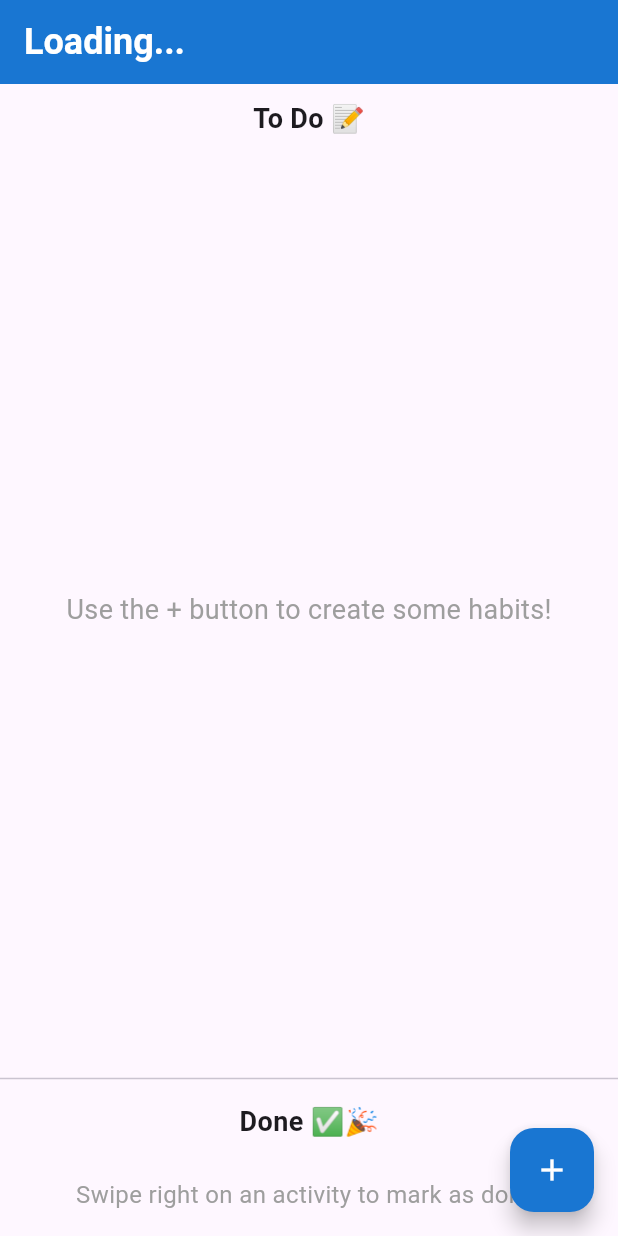
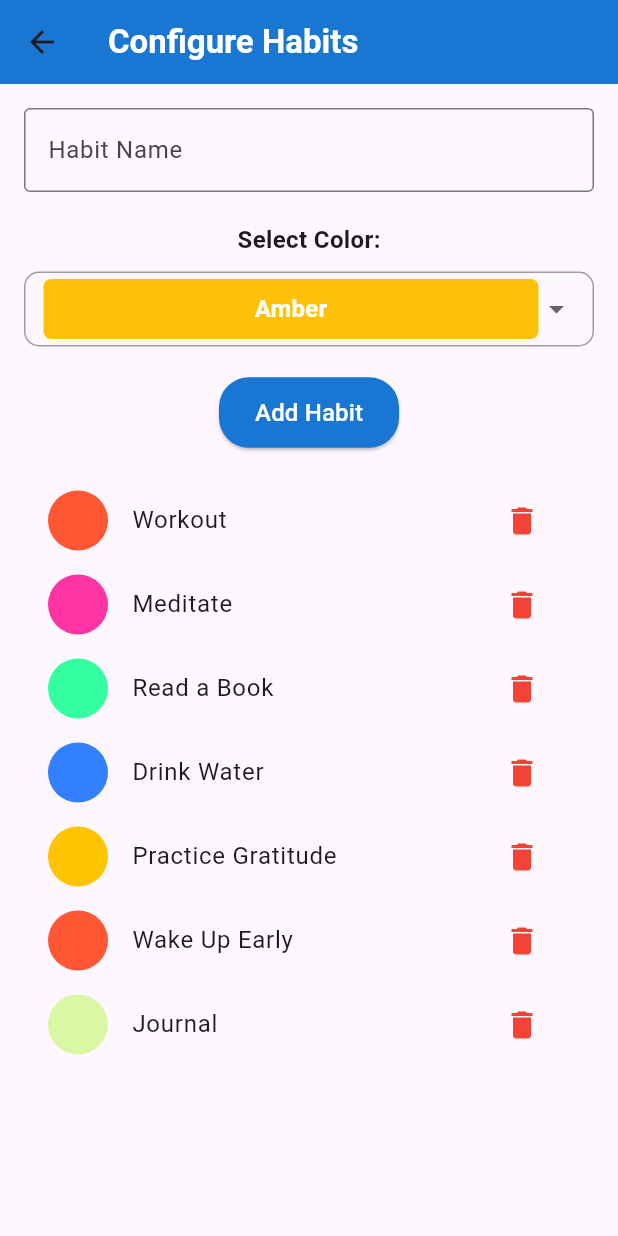
Before and after one commit to MueedFarooq/Habit-Traker-App, a Flutter app: the HabitTrakerScreen screen opened directly with empty values, after a tap on the "add" icon, on a phone screen of 412 x 824 dp. Run offline on Flutter 3.47's test engine with Material 3 defaults, Android fonts, the phone set to English and light mode, and no system bars; our stand-ins replace fluttertoast.

Commit message:
addHabit Screen created

```diff
--- a/lib/UI/Habit_Traker_Screen.dart
+++ b/lib/UI/Habit_Traker_Screen.dart
@@ -1,4 +1,5 @@
 import 'package:flutter/material.dart';
+import 'package:habit_traker/UI/add_habit_screen.dart';
 
 class HabitTrakerScreen extends StatefulWidget {
   final String username;
@@ -180,7 +181,9 @@ class _HabitTrakerScreenState extends State<HabitTrakerScreen> {
           backgroundColor: Colors.blue.shade700,
           tooltip: 'Add Habits',
           child: const Icon(Icons.add,color: Colors.white,),
-          onPressed: (){}
+          onPressed: (){
+            Navigator.push(context, MaterialPageRoute(builder: (context)=>AddHabitScreen()));
+          }
       )
           : null
     );
--- /dev/null
+++ b/lib/UI/add_habit_screen.dart
@@ -0,0 +1,172 @@
+import 'package:flutter/material.dart';
+class AddHabitScreen extends StatefulWidget {
+  const AddHabitScreen({super.key});
+
+  @override
+  State<AddHabitScreen> createState() => _AddHabitScreenState();
+}
+
+class _AddHabitScreenState extends State<AddHabitScreen> {
+  final TextEditingController _habitController = TextEditingController();
+  Color selectedColor = Colors.amber; // Default color
+  Map<String, String> selectedHabitsMap = {};
+  Map<String, String> completedHabitsMap = {};
+  final Map<String, Color> _habitColors = {
+    'Amber': Colors.amber,
+    'Red Accent': Colors.redAccent,
+    'Light Blue': Colors.lightBlue,
+    'Light Green': Colors.lightGreen,
+    'Purple Accent': Colors.purpleAccent,
+    'Orange': Colors.orange,
+    'Teal': Colors.teal,
+    'Deep Purple': Colors.deepPurple,
+  };
+  String selectedColorName = 'Amber'; // Default color name
+  @override
+  void initState() {
+    super.initState();
+    _loadHabits();
+  }
+
+  Future<void> _loadHabits() async {
+    setState(() {
+      // Hardcoded habits for demonstration
+      selectedHabitsMap = {
+        'Workout': 'FF5733', // Color in hex (e.g., Amber)
+        'Meditate': 'FF33A1',
+        'Read a Book': '33FFA1',
+        'Drink Water': '3380FF',
+        'Practice Gratitude': 'FFC300'
+      };
+      completedHabitsMap = {
+        'Wake Up Early': 'FF5733',
+        'Journal': 'DAF7A6'
+      };
+    });
+  }
+  Future<void> _saveHabits() async {
+    // This function intentionally left empty as no saving is needed
+  }
+  @override
+  Widget build(BuildContext context) {
+    // Combine both maps for display, ensuring no duplicates
+    Map<String, String> allHabitsMap = {...selectedHabitsMap, ...completedHabitsMap};
+
+    return Scaffold(
+      appBar: AppBar(
+        backgroundColor: Colors.blue.shade700,
+        title: Text('Configure Habits',style: TextStyle(color: Colors.white,fontWeight: FontWeight.bold),),
+      ),
+      body: Padding(
+        padding: const EdgeInsets.all(16.0),
+        child: Column(
+          crossAxisAlignment: CrossAxisAlignment.center,
+          children: [
+            TextField(
+              controller: _habitController,
+              decoration: const InputDecoration(
+                labelText: 'Habit Name',
+                border: OutlineInputBorder(),
+              ),
+            ),
+            const SizedBox(height: 20),
+            const Text(
+              'Select Color:',
+              style: TextStyle(fontSize: 16, fontWeight: FontWeight.bold),
+            ),
+            const SizedBox(height: 10),
+            Container(
+              padding: const EdgeInsets.symmetric(horizontal: 12.0),
+              decoration: BoxDecoration(
+                borderRadius: BorderRadius.circular(10),
+                border: Border.all(color: Colors.grey),
+              ),
+              child: DropdownButton(
+                  value: selectedColorName,
+                  isExpanded: true,
+                  underline: const SizedBox(),
+                  items: _habitColors.keys.map((String colorName){
+                    return DropdownMenuItem(
+                        value: colorName,
+                        child: Container(
+                          height: 40,
+                          alignment: Alignment.center,
+                          decoration: BoxDecoration(
+                            color: _habitColors[colorName],
+                            borderRadius: BorderRadius.circular(5),
+                          ),
+                          child: Text(colorName,
+                            style: TextStyle(color: Colors.white, fontWeight: FontWeight.bold),
+                          ),
+                        )
+                    );
+                  }).toList(),
+                  onChanged: (String? newvalue){
+                    setState(() {
+                      selectedColorName = newvalue!;
+                      selectedColor = _habitColors[selectedColorName]!;
+                    });
+                  }
+              ),
+            ),
+            const SizedBox(height: 20),
+            ElevatedButton(
+                onPressed: (){
+                  if(_habitController.text.isNotEmpty){
+                    setState(() {
+                      selectedHabitsMap[_habitController.text] =selectedColor.value.toRadixString(16);
+                      _habitController.clear();
+                      selectedColorName = 'Amber';
+                      selectedColor = _habitColors[selectedColorName]!;
+                    });
+                  }
+                },
+              child: Text(
+              'Add Habit',
+              style: TextStyle(color: Colors.white, fontSize: 16),
+            ),
+            style: ElevatedButton.styleFrom(
+              backgroundColor: Colors.blue.shade700,
+              shape: RoundedRectangleBorder(
+                borderRadius: BorderRadius.circular(20),
+              ),
+              padding: const EdgeInsets.symmetric(horizontal: 24, vertical: 12),
+            ),
+            ),
+            const SizedBox(height: 20),
+            Expanded(
+                child: ListView(
+                  children: allHabitsMap.entries.map((entry){
+                    final habitName = entry.key;
+                    final habitColor = _getColorFromHex(entry.value);
+                      return ListTile(
+                        leading: CircleAvatar(
+                          backgroundColor: habitColor,
+                        ),
+                        title: Text(habitName),
+                        trailing: IconButton(
+                          onPressed: (){
+                            setState(() {
+                              selectedHabitsMap.remove(habitName);
+                              completedHabitsMap.remove(habitName);
+                            });
+                          },
+                          icon: Icon(Icons.delete, color: Colors.red),
+                        ),
+                      );
+                  }).toList(),
+                )
+            ),
+          ],
+        ),
+      ),
+    );
+  }
+  Color _getColorFromHex(String hexColor) {
+    hexColor = hexColor.replaceAll('#', '');
+    if (hexColor.length == 6) {
+      hexColor = 'FF$hexColor'; // Add opacity if not included.
+    }
+    return Color(int.parse('0x$hexColor'));
+  }
+}
--- a/lib/main.dart
+++ b/lib/main.dart
@@ -13,6 +13,7 @@ class MyApp extends StatelessWidget {
   @override
   Widget build(BuildContext context) {
     return MaterialApp(
+      debugShowCheckedModeBanner: false,
     home: LoginScreen()
     );
   }
```
